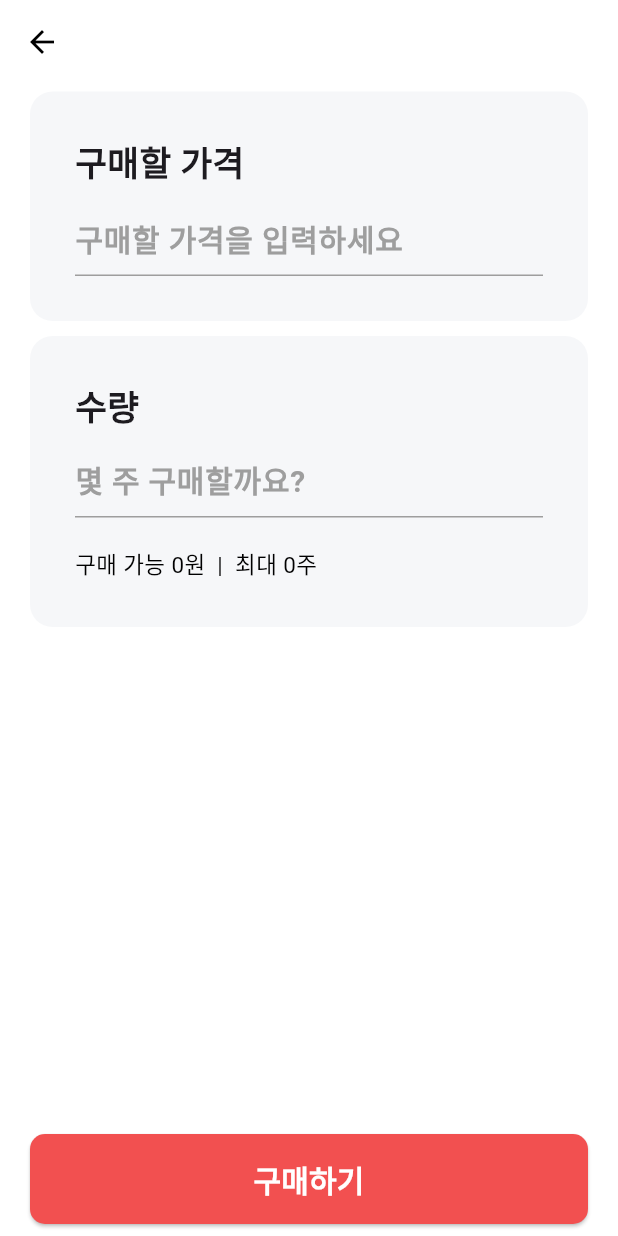
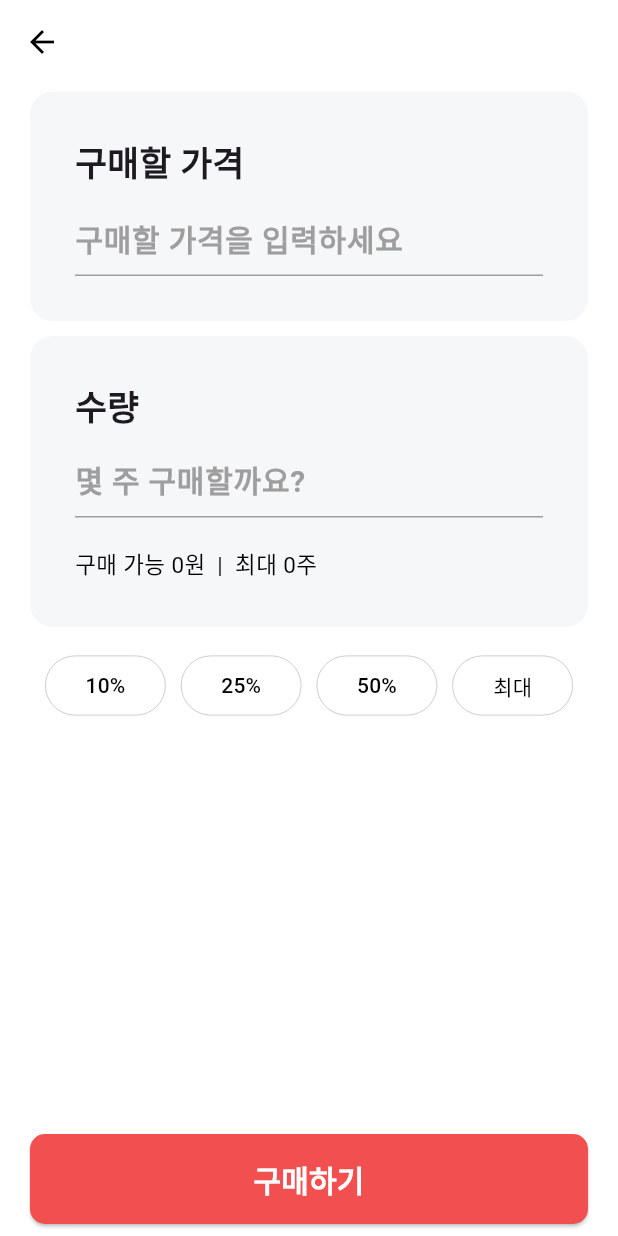
Before and after one commit to seo0o519/StocklyApp, a Flutter app: the Buy screen opened directly, on a phone screen of 412 x 824 dp. Run offline on Flutter 3.47's test engine with Material 3 defaults, Android fonts, the phone set to English and light mode, and no system bars; our stand-ins replace flutter_svg; missing offline and left inert: candlesticks.

Commit message:
feat: 구메페이지 버튼 추가

```diff
--- a/lib/screens/buy.dart
+++ b/lib/screens/buy.dart
@@ -92,6 +92,79 @@ class Buy extends StatelessWidget {
                             ]
                         )
                     ),
+
+                    Container(
+                      padding: const EdgeInsets.symmetric(horizontal: 30, vertical: 10),
+                      child: Row(
+                        mainAxisAlignment: MainAxisAlignment.spaceBetween,
+                        children: [
+                          Expanded(
+                            flex: 1,
+                            child: OutlinedButton(
+                              onPressed: () {},
+                              style: OutlinedButton.styleFrom(
+                                backgroundColor: Colors.transparent,
+                                overlayColor: Colors.grey.withOpacity(0.05),
+                                side: BorderSide(color: Colors.grey.shade400, width: 0.5),
+                              ),
+                              child: Text(
+                                "10%",
+                                style: TextStyle(color: Colors.black),
+                              ),
+                            ),
+                          ),
+                          SizedBox(width:10),
+                          Expanded(
+                            flex: 1,
+                            child: OutlinedButton(
+                              onPressed: () {},
+                              style: OutlinedButton.styleFrom(
+                                backgroundColor: Colors.transparent,
+                                overlayColor: Colors.grey.withOpacity(0.05),
+                                side: BorderSide(color: Colors.grey.shade400, width: 0.5),
+                              ),
+                              child: Text(
+                                "25%",
+                                style: TextStyle(color: Colors.black),
+                              ),
+                            ),
+                          ),
+                          SizedBox(width:10),
+                          Expanded(
+                            flex: 1,
+                            child: OutlinedButton(
+                              onPressed: () {},
+                              style: OutlinedButton.styleFrom(
+                                backgroundColor: Colors.transparent,
+                                overlayColor: Colors.grey.withOpacity(0.05),
+                                side: BorderSide(color: Colors.grey.shade400, width: 0.5),
+                              ),
+                              child: Text(
+                                "50%",
+                                style: TextStyle(color: Colors.black),
+                              ),
+                            ),
+                          ),
+                          SizedBox(width:10),
+                          Expanded(
+                            flex: 1,
+                            child: OutlinedButton(
+                              onPressed: () {},
+                              style: OutlinedButton.styleFrom(
+                                backgroundColor: Colors.transparent,
+                                overlayColor: Colors.grey.withOpacity(0.05),
+                                side: BorderSide(color: Colors.grey.shade400, width: 0.5),
+                              ),
+                              child: Text(
+                                "최대",
+                                style: TextStyle(color: Colors.black),
+                              ),
+                            ),
+                          ),
+                        ],
+                      ),
+                    ),
+
                     Spacer(),
 
                     // 구매 버튼
```
